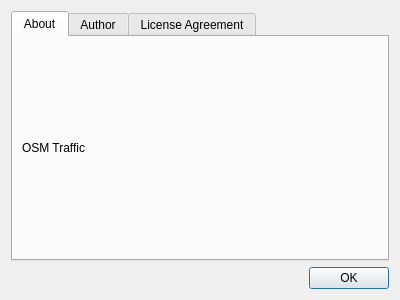
This is about.ui in hubertqtraf/QtOSMTraffic as Qt 5 draws it before an edit. The edited form follows.
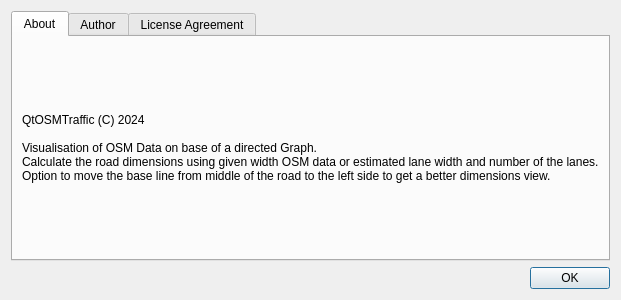
This is the edited form. The open tabs and pages were chosen to show the change.

What changed in the file:
```diff
--- a/about.ui
+++ b/about.ui
@@ -27,7 +27,11 @@
        <item>
         <widget class="QLabel" name="label">
          <property name="text">
-          <string>OSM Traffic</string>
+          <string>QtOSMTraffic (C) 2024
+
+Visualisation of OSM Data on base of a directed Graph. 
+Calculate the road dimensions using given width OSM data or estimated lane width and number of the lanes.
+Option to move the base line from middle of the road to the left side to get a better dimensions view.</string>
          </property>
         </widget>
        </item>
```
Left out of the diff: 6 changed lines with no effect on the pictures.
